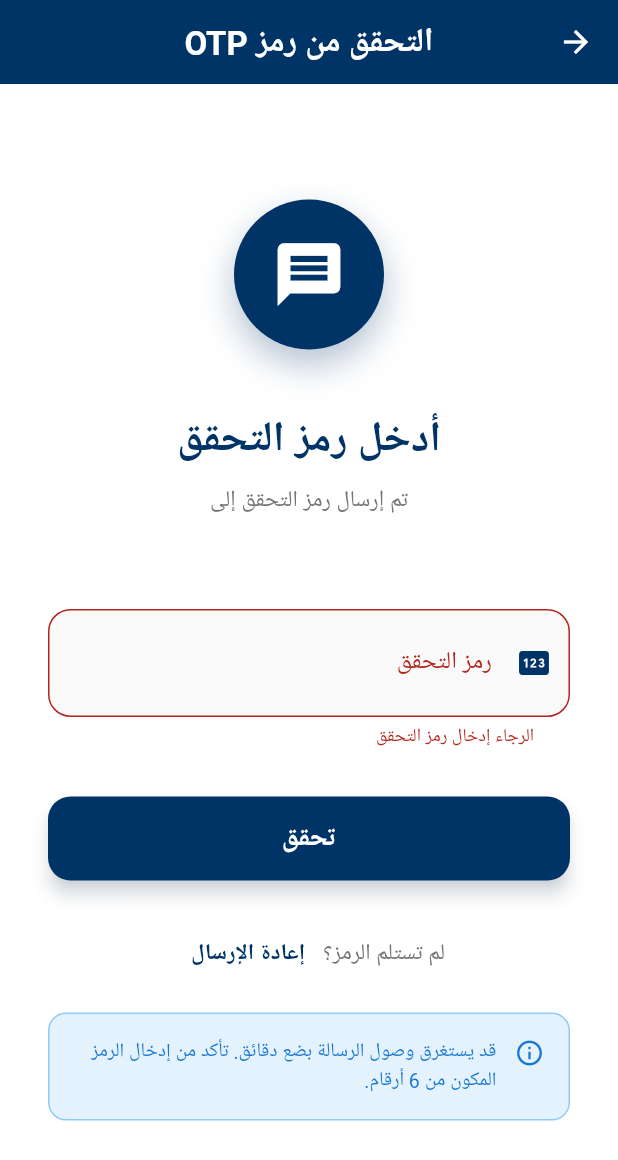
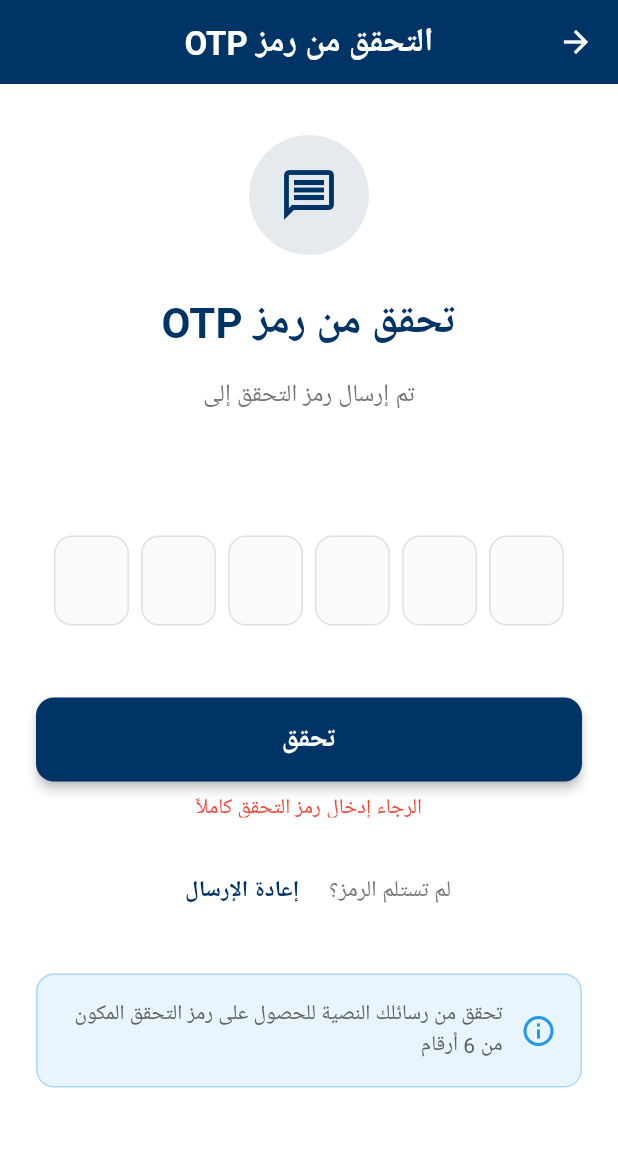
Before and after one commit to MohammadMustafaHub/aldayen-flutter, a Flutter app: the ChangePasswordOtpPage screen opened directly with empty values, after a tap on "تحقق", on a phone screen of 412 x 824 dp. Shown: the top 1160 px of the screen. Run offline on Flutter 3.47's test engine with Material 3 defaults, Android fonts, the phone set to English and light mode, and no system bars; our stand-ins replace dio, flutter_bloc, flutter_secure_storage, fpdart, get_it; accounts and stored records are empty; Roboto replaces fonts that are missing (Arial).

Commit message:
finished the reset and change password pages

```diff
--- a/lib/pages/password/change_password_otp.dart
+++ b/lib/pages/password/change_password_otp.dart
@@ -1,26 +1,32 @@
+import 'dart:async';
 import 'package:aldayen/pages/password/forgot_password_change.dart';
 import 'package:aldayen/services/password_service.dart';
 import 'package:flutter/material.dart';
+import 'package:flutter/services.dart';
 import 'package:get_it/get_it.dart';
 
 class ChangePasswordOtpPage extends StatefulWidget {
   final String phoneNumber;
 
-  const ChangePasswordOtpPage({
-    Key? key,
-    required this.phoneNumber,
-  }) : super(key: key);
+  const ChangePasswordOtpPage({Key? key, required this.phoneNumber})
+    : super(key: key);
 
   @override
   State<ChangePasswordOtpPage> createState() => _ChangePasswordOtpPageState();
 }
 
 class _ChangePasswordOtpPageState extends State<ChangePasswordOtpPage> {
-  final _formKey = GlobalKey<FormState>();
-  final _otpController = TextEditingController();
+  final List<TextEditingController> _otpControllers = List.generate(
+    6,
+    (index) => TextEditingController(),
+  );
+  final List<FocusNode> _focusNodes = List.generate(6, (index) => FocusNode());
+
   bool _isLoading = false;
-  bool _displayError = false;
-  String _errorMessage = 'رمز التحقق غير صحيح. الرجاء المحاولة مرة أخرى.';
+  bool _canResend = true;
+  int _resendTimer = 0;
+  Timer? _timer;
+  String? _errorMessage;
   late PasswordService _passwordService;
 
   @override
@@ -31,21 +37,55 @@ class _ChangePasswordOtpPageState extends State<ChangePasswordOtpPage> {
 
   @override
   void dispose() {
-    _otpController.dispose();
+    _timer?.cancel();
+    for (var controller in _otpControllers) {
+      controller.dispose();
+    }
+    for (var node in _focusNodes) {
+      node.dispose();
+    }
     super.dispose();
   }
 
+  void _startResendTimer() {
+    setState(() {
+      _canResend = false;
+      _resendTimer = 60;
+    });
+
+    _timer?.cancel();
+    _timer = Timer.periodic(const Duration(seconds: 1), (timer) {
+      if (_resendTimer > 0) {
+        setState(() {
+          _resendTimer--;
+        });
+      } else {
+        timer.cancel();
+        setState(() {
+          _canResend = true;
+        });
+      }
+    });
+  }
+
   Future<void> _handleVerifyOtp() async {
-    if (_formKey.currentState!.validate()) {
+    // Get OTP code
+    String otpCode = _otpControllers.map((c) => c.text).join();
+
+    if (otpCode.length < 6 && mounted) {
+      setState(() {
+        _errorMessage = 'الرجاء إدخال رمز التحقق كاملاً';
+      });
+      return;
+    }
+
     setState(() {
       _isLoading = true;
-        _displayError = false;
+      _errorMessage = null;
     });
 
     try {
-        final token = await _passwordService.RequestChangePasswordToken(
-          _otpController.text,
-        );
+      final token = await _passwordService.RequestChangePasswordToken(otpCode);
 
       if (!mounted) return;
 
@@ -69,7 +109,6 @@ class _ChangePasswordOtpPageState extends State<ChangePasswordOtpPage> {
         // Failed to verify OTP
         setState(() {
           _isLoading = false;
-            _displayError = true;
           _errorMessage = 'رمز التحقق غير صحيح. الرجاء المحاولة مرة أخرى.';
         });
       }
@@ -78,16 +117,23 @@ class _ChangePasswordOtpPageState extends State<ChangePasswordOtpPage> {
 
       setState(() {
         _isLoading = false;
-          _displayError = true;
-          _errorMessage = 'حدث خطأ أثناء التحقق من الرمز. الرجاء المحاولة مرة أخرى.';
+        _errorMessage =
+            'حدث خطأ أثناء التحقق من الرمز. الرجاء المحاولة مرة أخرى.';
       });
-      }
     }
   }
 
   Future<void> _handleResendOtp() async {
+    if (!_canResend) return;
+
+    // Clear all OTP fields
+    for (var controller in _otpControllers) {
+      controller.clear();
+    }
+    _focusNodes[0].requestFocus();
+
     setState(() {
-      _displayError = false;
+      _errorMessage = null;
     });
 
     try {
@@ -99,11 +145,12 @@ class _ChangePasswordOtpPageState extends State<ChangePasswordOtpPage> {
 
       if (result) {
         ScaffoldMessenger.of(context).showSnackBar(
-          const SnackBar(
-            content: Text('تم إعادة إرسال رمز التحقق'),
+          SnackBar(
+            content: Text('تم إرسال رمز التحقق إلى ${widget.phoneNumber}'),
             backgroundColor: Colors.green,
           ),
         );
+        _startResendTimer();
       } else {
         ScaffoldMessenger.of(context).showSnackBar(
           const SnackBar(
@@ -133,10 +180,7 @@ class _ChangePasswordOtpPageState extends State<ChangePasswordOtpPage> {
         appBar: AppBar(
           title: const Text(
             'التحقق من رمز OTP',
-            style: TextStyle(
-              fontWeight: FontWeight.bold,
-              color: Colors.white,
-            ),
+            style: TextStyle(fontWeight: FontWeight.bold, color: Colors.white),
           ),
           backgroundColor: const Color(0xFF003366),
           elevation: 0,
@@ -144,157 +188,149 @@ class _ChangePasswordOtpPageState extends State<ChangePasswordOtpPage> {
           iconTheme: const IconThemeData(color: Colors.white),
         ),
         body: SafeArea(
-          child: Center(
           child: SingleChildScrollView(
-              padding: const EdgeInsets.symmetric(horizontal: 32.0),
-              child: Form(
-                key: _formKey,
+            padding: const EdgeInsets.all(24.0),
             child: Column(
-                  mainAxisAlignment: MainAxisAlignment.center,
-                  crossAxisAlignment: CrossAxisAlignment.stretch,
+              crossAxisAlignment: CrossAxisAlignment.center,
               children: [
-                    const SizedBox(height: 24),
+                const SizedBox(height: 10),
+
                 // Icon
                 Container(
-                      height: 100,
-                      width: 100,
+                  height: 80,
+                  width: 80,
                   decoration: BoxDecoration(
-                        color: const Color(0xFF003366),
+                    color: const Color(0xFF003366).withOpacity(0.1),
                     shape: BoxShape.circle,
-                        boxShadow: [
-                          BoxShadow(
-                            color: const Color(0xFF003366).withOpacity(0.3),
-                            blurRadius: 20,
-                            offset: const Offset(0, 10),
-                          ),
-                        ],
                   ),
                   child: const Icon(
-                        Icons.message,
-                        size: 50,
-                        color: Colors.white,
+                    Icons.message_outlined,
+                    size: 40,
+                    color: Color(0xFF003366),
                   ),
                 ),
-                    const SizedBox(height: 40),
+                const SizedBox(height: 24),
 
                 // Title
                 const Text(
-                      'أدخل رمز التحقق',
+                  'تحقق من رمز OTP',
                   style: TextStyle(
                     fontSize: 28,
                     fontWeight: FontWeight.bold,
                     color: Color(0xFF003366),
                   ),
+                ),
+                const SizedBox(height: 16),
+
+                // Message
+                Text(
+                  'تم إرسال رمز التحقق إلى',
+                  style: TextStyle(fontSize: 16, color: Colors.grey[600]),
                   textAlign: TextAlign.center,
                 ),
                 const SizedBox(height: 8),
                 Text(
-                      'تم إرسال رمز التحقق إلى\n${widget.phoneNumber}',
-                      style: TextStyle(fontSize: 15, color: Colors.grey[600]),
-                      textAlign: TextAlign.center,
-                    ),
-                    const SizedBox(height: 40),
-
-                    // OTP Field
-                    TextFormField(
-                      controller: _otpController,
-                      keyboardType: TextInputType.number,
+                  widget.phoneNumber,
                   style: const TextStyle(
-                        fontSize: 24,
-                        letterSpacing: 8,
+                    fontSize: 18,
                     fontWeight: FontWeight.bold,
-                      ),
-                      textAlign: TextAlign.center,
-                      maxLength: 6,
-                      decoration: InputDecoration(
-                        labelText: 'رمز التحقق',
-                        hintText: '000000',
-                        prefixIcon: const Icon(
-                          Icons.pin,
                     color: Color(0xFF003366),
                   ),
+                ),
+                const SizedBox(height: 48),
+
+                // OTP Input Fields
+                Directionality(
+                  textDirection: TextDirection.ltr,
+                  child: Row(
+                    mainAxisAlignment: MainAxisAlignment.center,
+                    children: List.generate(6, (index) {
+                      return Flexible(
+                        child: Container(
+                          constraints: const BoxConstraints(maxWidth: 50),
+                          height: 60,
+                          margin: const EdgeInsets.symmetric(horizontal: 4),
+                          child: TextFormField(
+                            controller: _otpControllers[index],
+                            focusNode: _focusNodes[index],
+                            textAlign: TextAlign.center,
+                            keyboardType: TextInputType.number,
+                            maxLength: 1,
+                            style: const TextStyle(
+                              fontSize: 22,
+                              fontWeight: FontWeight.bold,
+                              color: Color(0xFF003366),
+                            ),
+                            decoration: InputDecoration(
                               counterText: '',
+                              filled: true,
+                              fillColor: Colors.grey[50],
                               border: OutlineInputBorder(
-                          borderRadius: BorderRadius.circular(15),
-                          borderSide: BorderSide(color: Colors.grey[300]!),
+                                borderRadius: BorderRadius.circular(12),
+                                borderSide: BorderSide(
+                                  color: Colors.grey[300]!,
+                                ),
                               ),
                               enabledBorder: OutlineInputBorder(
-                          borderRadius: BorderRadius.circular(15),
-                          borderSide: BorderSide(color: Colors.grey[300]!),
+                                borderRadius: BorderRadius.circular(12),
+                                borderSide: BorderSide(
+                                  color: Colors.grey[300]!,
+                                ),
                               ),
                               focusedBorder: OutlineInputBorder(
-                          borderRadius: BorderRadius.circular(15),
+                                borderRadius: BorderRadius.circular(12),
                                 borderSide: const BorderSide(
                                   color: Color(0xFF003366),
                                   width: 2,
                                 ),
                               ),
-                        filled: true,
-                        fillColor: Colors.grey[50],
-                        contentPadding: const EdgeInsets.symmetric(
-                          horizontal: 20,
-                          vertical: 18,
+                            ),
+                            inputFormatters: [
+                              FilteringTextInputFormatter.digitsOnly,
+                            ],
+                            onChanged: (value) {
+                              if (value.isNotEmpty) {
+                                // Move to next field
+                                if (index < 5) {
+                                  _focusNodes[index + 1].requestFocus();
+                                } else {
+                                  // Last field, remove focus
+                                  _focusNodes[index].unfocus();
+                                }
+                              } else {
+                                // Move to previous field on delete
+                                if (index > 0) {
+                                  _focusNodes[index - 1].requestFocus();
+                                }
+                              }
+                            },
                           ),
                         ),
-                      validator: (value) {
-                        if (value == null || value.isEmpty) {
-                          return 'الرجاء إدخال رمز التحقق';
-                        }
-                        if (value.length != 6) {
-                          return 'رمز التحقق يجب أن يكون 6 أرقام';
-                        }
-                        return null;
-                      },
-                    ),
-
-                    // Error Message
-                    if (_displayError) ...[
-                      const SizedBox(height: 16),
-                      Container(
-                        padding: const EdgeInsets.all(12),
-                        decoration: BoxDecoration(
-                          color: Colors.red[50],
-                          borderRadius: BorderRadius.circular(10),
-                          border: Border.all(color: Colors.red[200]!),
-                        ),
-                        child: Row(
-                          children: [
-                            Icon(Icons.error_outline,
-                                color: Colors.red[700], size: 20),
-                            const SizedBox(width: 8),
-                            Expanded(
-                              child: Text(
-                                _errorMessage,
-                                style: TextStyle(
-                                  color: Colors.red[700],
-                                  fontSize: 14,
+                      );
+                    }),
                   ),
                 ),
-                            ),
-                          ],
-                        ),
-                      ),
-                    ],
-                    const SizedBox(height: 32),
+                const SizedBox(height: 48),
 
                 // Verify Button
                 SizedBox(
+                  width: double.infinity,
                   height: 56,
                   child: ElevatedButton(
                     onPressed: _isLoading ? null : _handleVerifyOtp,
                     style: ElevatedButton.styleFrom(
                       backgroundColor: const Color(0xFF003366),
+                      disabledBackgroundColor: const Color(0xFF003366),
                       foregroundColor: Colors.white,
                       shape: RoundedRectangleBorder(
-                            borderRadius: BorderRadius.circular(15),
+                        borderRadius: BorderRadius.circular(12),
                       ),
-                          elevation: 5,
-                          shadowColor: const Color(0xFF003366).withOpacity(0.4),
+                      elevation: 3,
                     ),
                     child: _isLoading
                         ? const SizedBox(
+                            width: 24,
                             height: 24,
-                                width: 24,
                             child: CircularProgressIndicator(
                               color: Colors.white,
                               strokeWidth: 2.5,
@@ -309,64 +345,106 @@ class _ChangePasswordOtpPageState extends State<ChangePasswordOtpPage> {
                           ),
                   ),
                 ),
+                Container(
+                  height: 24,
+                  alignment: Alignment.center,
+                  padding: const EdgeInsets.only(top: 8),
+                  child: _errorMessage != null
+                      ? Text(
+                          _errorMessage!,
+                          style: const TextStyle(
+                            color: Colors.red,
+                            fontSize: 14,
+                          ),
+                        )
+                      : const SizedBox.shrink(),
+                ),
                 const SizedBox(height: 24),
 
-                    // Resend OTP
+                // Resend Code Section
                 Row(
                   mainAxisAlignment: MainAxisAlignment.center,
                   children: [
                     Text(
                       'لم تستلم الرمز؟',
-                          style: TextStyle(
-                            color: Colors.grey[600],
-                            fontSize: 15,
+                      style: TextStyle(fontSize: 15, color: Colors.grey[600]),
                     ),
-                        ),
+                    const SizedBox(width: 8),
+                    if (_canResend)
                       TextButton(
                         onPressed: _handleResendOtp,
                         child: const Text(
                           'إعادة الإرسال',
                           style: TextStyle(
+                            fontSize: 15,
+                            fontWeight: FontWeight.bold,
                             color: Color(0xFF003366),
+                          ),
+                        ),
+                      )
+                    else
+                      Row(
+                        children: [
+                          Icon(
+                            Icons.timer_outlined,
+                            size: 18,
+                            color: Colors.grey[500],
+                          ),
+                          const SizedBox(width: 6),
+                          Text(
+                            '${_resendTimer.toString().padLeft(2, '0')}',
+                            style: const TextStyle(
+                              fontSize: 20,
                               fontWeight: FontWeight.bold,
+                              color: Color(0xFF003366),
+                            ),
+                          ),
+                          const SizedBox(width: 4),
+                          Text(
+                            'ثانية',
+                            style: TextStyle(
                               fontSize: 15,
-                            ),
+                              color: Colors.grey[500],
                             ),
                           ),
                         ],
                       ),
-                    const SizedBox(height: 16),
+                  ],
+                ),
+                const SizedBox(height: 32),
 
-                    // Info Box
+                // Info Message
                 Container(
                   padding: const EdgeInsets.all(16),
                   decoration: BoxDecoration(
-                        color: Colors.blue[50],
+                    color: Colors.blue.withOpacity(0.1),
                     borderRadius: BorderRadius.circular(12),
-                        border: Border.all(color: Colors.blue[200]!),
+                    border: Border.all(
+                      color: Colors.blue.withOpacity(0.3),
+                      width: 1,
+                    ),
                   ),
                   child: Row(
-                        crossAxisAlignment: CrossAxisAlignment.start,
                     children: [
-                          Icon(Icons.info_outline,
-                              color: Colors.blue[700], size: 20),
+                      const Icon(
+                        Icons.info_outline,
+                        color: Colors.blue,
+                        size: 24,
+                      ),
                       const SizedBox(width: 12),
                       Expanded(
                         child: Text(
-                              'قد يستغرق وصول الرسالة بضع دقائق. تأكد من إدخال الرمز المكون من 6 أرقام.',
+                          'تحقق من رسائلك النصية للحصول على رمز التحقق المكون من 6 أرقام',
                           style: TextStyle(
-                                color: Colors.blue[700],
-                                fontSize: 13,
+                            fontSize: 14,
+                            color: Colors.grey[700],
                           ),
                         ),
                       ),
                     ],
                   ),
                 ),
-                    const SizedBox(height: 24),
               ],
-                ),
-              ),
             ),
           ),
         ),
--- a/lib/pages/password/change_password_page.dart
+++ b/lib/pages/password/change_password_page.dart
@@ -63,9 +63,8 @@ class _ForgotPasswordPageState extends State<ForgotPasswordPage> {
           Navigator.push(
             context,
             MaterialPageRoute(
-              builder: (context) => ChangePasswordOtpPage(
-                phoneNumber: _phoneController.text,
-              ),
+              builder: (context) =>
+                  ChangePasswordOtpPage(phoneNumber: _phoneController.text),
             ),
           );
         } else {
```
Also changed, not shown: lib/pages/password/forgot_password_change.dart (+15 -10 lines). Lines whose indentation alone changed are shown as unchanged.
